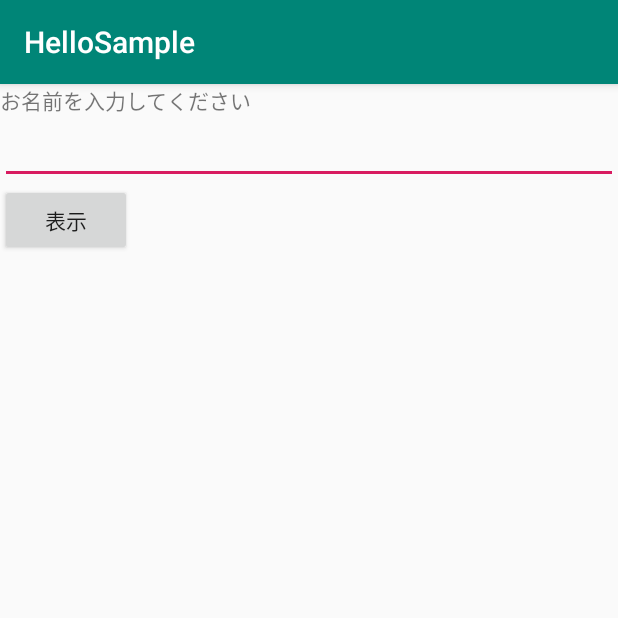
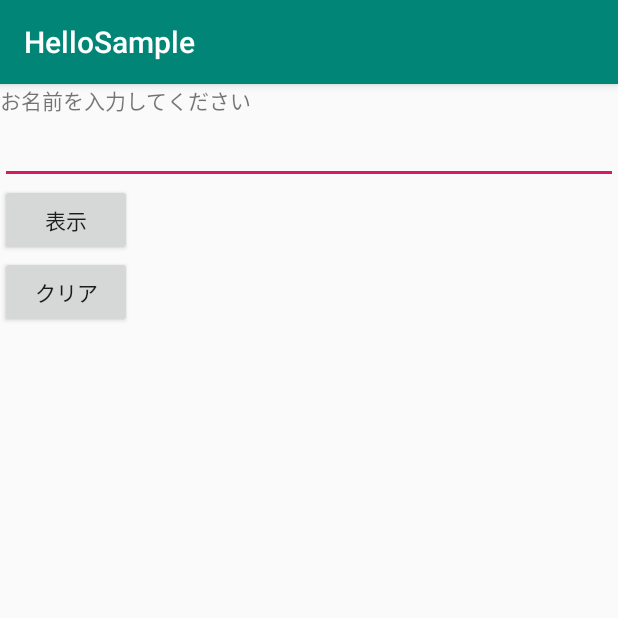
Before and after one commit to higashi013/HelloSample, an Android app: the screen it shows after launch (MainActivity), on a phone screen of 412 x 824 dp, the top half of it. Run offline under Robolectric (Android 15) with nearby library versions, the phone set to English and light mode, and no system bars.

Commit message:
complete section4

```diff
--- a/app/src/main/java/com/example/hellosample/MainActivity.java
+++ b/app/src/main/java/com/example/hellosample/MainActivity.java
@@ -4,6 +4,7 @@ import androidx.appcompat.app.AppCompatActivity;
 
 import android.os.Bundle;
 import android.view.View;
+import android.widget.Button;
 import android.widget.EditText;
 import android.widget.TextView;
 
@@ -13,6 +14,13 @@ public class MainActivity extends AppCompatActivity {
     protected void onCreate(Bundle savedInstanceState) {
         super.onCreate(savedInstanceState);
         setContentView(R.layout.activity_main);
+
+        Button btClick = findViewById(R.id.btClick);
+        HelloListener listener = new HelloListener();
+        btClick.setOnClickListener(listener);
+
+        Button btClear = findViewById(R.id.btClear);
+        btClear.setOnClickListener(listener);
     }
 
     private class HelloListener implements View.OnClickListener{
@@ -21,8 +29,19 @@ public class MainActivity extends AppCompatActivity {
         public void onClick(View view){
             EditText input = findViewById(R.id.etName);
             TextView output = findViewById(R.id.tvOutput);
-            String inputSTR = input.getText().toString();
-            output.setText(inputSTR + "さん、こんにちは");
+
+            int id = view.getId();
+
+            switch(id) {
+                case R.id.btClick:
+                    String inputSTR = input.getText().toString();
+                    output.setText(inputSTR + "さん、こんにちは");
+                    break;
+                case R.id.btClear:
+                    input.setText("");
+                    output.setText("");
+                    break;
+            }
         }
 
     }
--- a/app/src/main/res/layout/activity_main.xml
+++ b/app/src/main/res/layout/activity_main.xml
@@ -23,6 +23,11 @@
         android:layout_height="wrap_content"
         android:text="@string/bt_click"
         />
+    <Button
+        android:id="@+id/btClear"
+        android:layout_width="wrap_content"
+        android:layout_height="wrap_content"
+        android:text="@string/bt_clear"/>
     <TextView
         android:id="@+id/tvOutput"
         android:layout_width="match_parent"
--- a/app/src/main/res/values/strings.xml
+++ b/app/src/main/res/values/strings.xml
@@ -2,4 +2,5 @@
     <string name="app_name">HelloSample</string>
     <string name="tv_name">お名前を入力してください</string>
     <string name="bt_click">表示</string>
+    <string name="bt_clear">クリア</string>
 </resources>
```
